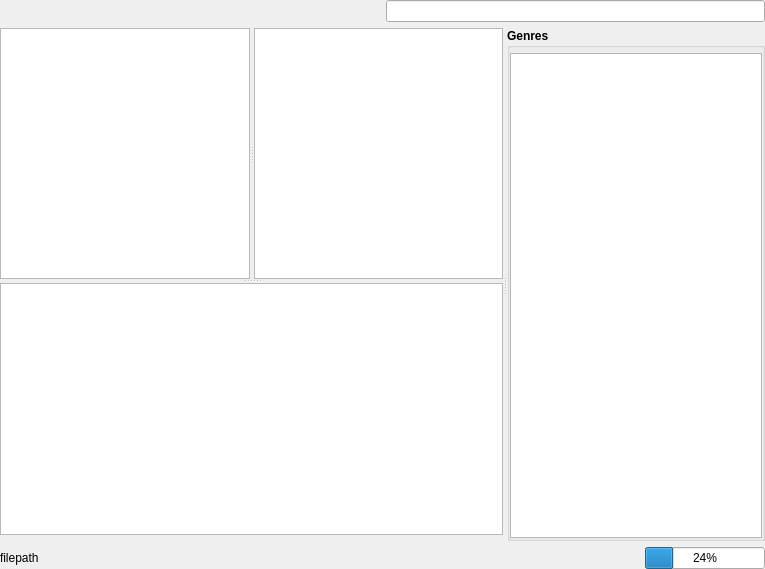
Qt form src/Gui/Library/GUI_LocalLibrary.ui (Inferno214221/sayonara-player) before a commit.
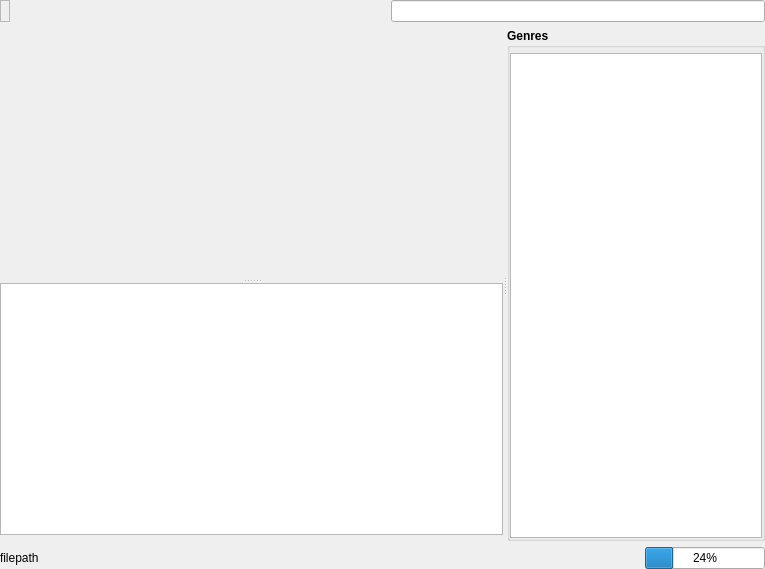
The same form after that commit. The open tabs and pages were chosen to show the change. Custom widgets are drawn as their Qt base class.

Commit message: moved directory view into library view

```diff
--- a/src/Gui/Library/GUI_LocalLibrary.ui
+++ b/src/Gui/Library/GUI_LocalLibrary.ui
@@ -68,7 +68,7 @@
           </property>
           <widget class="QStackedWidget" name="sw_albumCovers">
            <property name="currentIndex">
-            <number>0</number>
+            <number>2</number>
            </property>
            <widget class="QWidget" name="page_7">
             <layout class="QGridLayout" name="gridLayout_8">
@@ -230,6 +230,7 @@
             </layout>
            </widget>
            <widget class="Library::GUI_CoverView" name="cover_view"/>
+           <widget class="GUI_DirectoryView" name="directory_view"/>
           </widget>
           <widget class="QWidget" name="verticalLayoutWidget_2">
            <layout class="QVBoxLayout" name="verticalLayout_4">
@@ -483,6 +484,12 @@
     <layout class="QHBoxLayout" name="horizontalLayout">
      <item>
       <widget class="QFrame" name="header_frame">
+       <property name="minimumSize">
+        <size>
+         <width>10</width>
+         <height>0</height>
+        </size>
+       </property>
        <property name="frameShape">
         <enum>QFrame::StyledPanel</enum>
        </property>
@@ -605,6 +612,12 @@
    <header>Gui/Library/LibraryFileExtensionBar.h</header>
    <container>1</container>
   </customwidget>
+  <customwidget>
+   <class>GUI_DirectoryView</class>
+   <extends>QWidget</extends>
+   <header>Gui/Library/GUI_DirectoryView.h</header>
+   <container>1</container>
+  </customwidget>
  </customwidgets>
  <resources/>
  <connections/>
```
Left out of the diff: 2 changed lines with no effect on the pictures. The commit also changes 28 other files.
